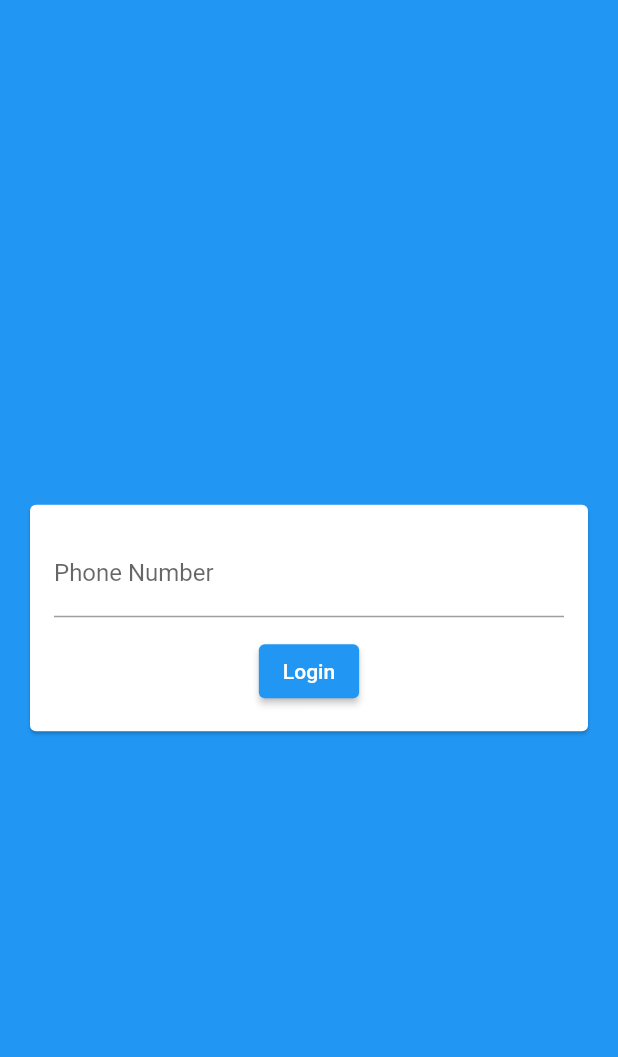
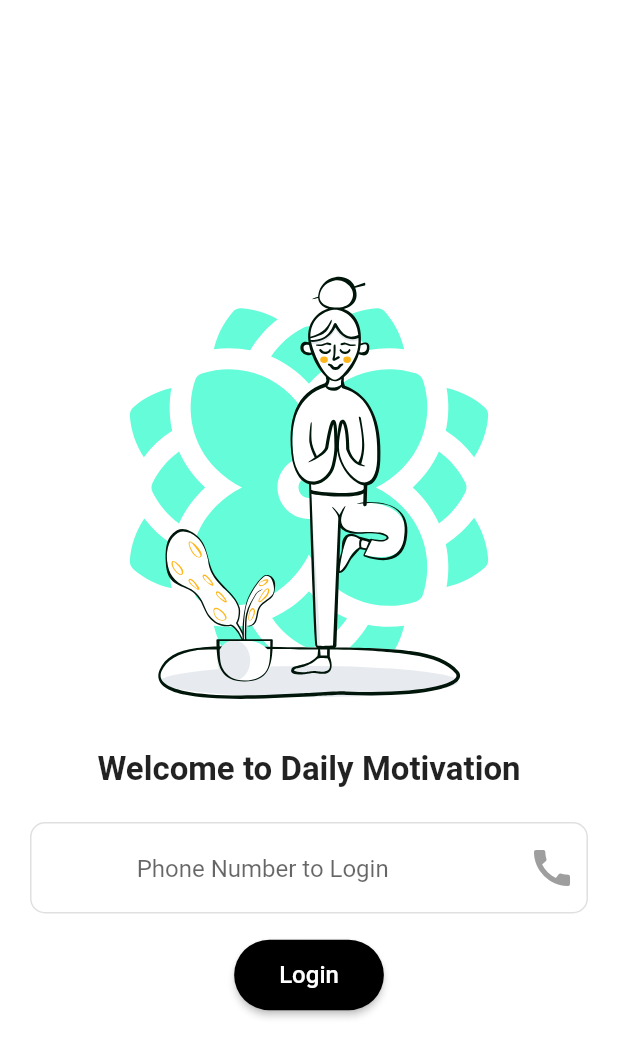
Before and after one commit to motivado-app/app, a Flutter app: the screen it shows after launch, after a tap on "Login", on a phone screen of 412 x 824 dp. Shown: the top 1057 px of the screen. Run offline on Flutter 3.47's test engine with Material 2 defaults, Android fonts, the phone set to English and light mode, and no system bars; our stand-ins replace firebase_auth, firebase_core, flutter_svg; accounts and stored records are empty.

Commit message:
Login UI Created

```diff
--- a/lib/main.dart
+++ b/lib/main.dart
@@ -2,7 +2,7 @@ import 'package:flutter/material.dart';
 import 'package:firebase_core/firebase_core.dart';
 
 import './screens/motivation_home_screen.dart';
-import './screens/auth_screen.dart';
+import './screens/login_screen.dart';
 
 void main() async {
   WidgetsFlutterBinding.ensureInitialized();
@@ -20,7 +20,7 @@ class MyApp extends StatelessWidget {
       theme: ThemeData(
         primarySwatch: Colors.blue,
       ),
-      home: AuthScreen(),
+      home: LoginScreen(),
       routes: {
         MotivationHomeScreen.routeName: (ctx) => MotivationHomeScreen(),
       },
--- a/lib/screens/auth_screen.dart
+++ /dev/null
@@ -1,70 +0,0 @@
-import 'package:flutter/material.dart';
-import 'package:firebase_auth/firebase_auth.dart';
-import './motivation_home_screen.dart';
-
-class AuthScreen extends StatefulWidget {
-  const AuthScreen({Key? key}) : super(key: key);
-
-  @override
-  _AuthScreenState createState() => _AuthScreenState();
-}
-
-class _AuthScreenState extends State<AuthScreen> {
-  final _phnum = TextEditingController();
-
-  final _auth = FirebaseAuth.instance;
-
-  @override
-  Widget build(BuildContext context) {
-    return Scaffold(
-      backgroundColor: Theme.of(context).primaryColor,
-      body: Center(
-        child: Card(
-          margin: const EdgeInsets.all(20),
-          child: SingleChildScrollView(
-            child: Padding(
-              padding: const EdgeInsets.all(16),
-              child: Form(
-                  child: Column(
-                mainAxisSize: MainAxisSize.min,
-                children: <Widget>[
-                  TextFormField(
-                    controller: _phnum,
-                    keyboardType: TextInputType.phone,
-                    decoration: const InputDecoration(
-                      labelText: 'Phone Number',
-                    ),
-                  ),
-                  const SizedBox(
-                    height: 12,
-                  ),
-                  ElevatedButton(
-                    onPressed: () async {
-                      await _auth.verifyPhoneNumber(
-                        phoneNumber: '+919073697597',
-                        verificationCompleted:
-                            (PhoneAuthCredential credential) async {
-                          await _auth.signInWithCredential(credential);
-                          Navigator.of(context)
-                              .pushNamed(MotivationHomeScreen.routeName);
-                        },
-                        verificationFailed: (FirebaseAuthException e) {
-                          if (e.code == 'invalid-phone-number') {
-                            print('The provided phone number is not valid.');
-                          }
-                        },
-                        codeSent: (String verificationId, int? resendToken) {},
-                        codeAutoRetrievalTimeout: (String verificationId) {},
-                      );
-                    },
-                    child: const Text('Login'),
-                  ),
-                ],
-              )),
-            ),
-          ),
-        ),
-      ),
-    );
-  }
-}
--- /dev/null
+++ b/lib/screens/login_screen.dart
@@ -0,0 +1,95 @@
+import 'package:flutter/material.dart';
+import 'package:firebase_auth/firebase_auth.dart';
+import './motivation_home_screen.dart';
+import 'package:flutter_svg/flutter_svg.dart';
+
+class LoginScreen extends StatelessWidget {
+  const LoginScreen({Key? key}) : super(key: key);
+
+  @override
+  Widget build(BuildContext context) {
+    return Scaffold(
+      //resizeToAvoidBottomInset: false,
+      backgroundColor: Colors.white,
+      body: Center(
+        child: SingleChildScrollView(
+          child: Column(
+            mainAxisAlignment: MainAxisAlignment.spaceEvenly,
+            children: <Widget>[
+              SvgPicture.asset(
+                'assets/images/welcome.svg',
+                fit: BoxFit.contain,
+                width: 350,
+              ),
+              Container(
+                padding: const EdgeInsets.fromLTRB(0, 0, 0, 20),
+                child: const Text(
+                  'Welcome to Daily Motivation',
+                  style: TextStyle(
+                    fontSize: 22,
+                    fontWeight: FontWeight.bold,
+                  ),
+                ),
+              ),
+              Container(
+                padding: const EdgeInsets.symmetric(
+                  horizontal: 20,
+                  vertical: 2,
+                ),
+                child: TextField(
+                  keyboardType: TextInputType.phone,
+                  decoration: InputDecoration(
+                    hintText: 'Phone Number to Login',
+                    enabledBorder: OutlineInputBorder(
+                        borderSide: const BorderSide(color: Colors.black12),
+                        borderRadius: BorderRadius.circular(10)),
+                    focusedBorder: OutlineInputBorder(
+                        borderSide: const BorderSide(color: Colors.black12),
+                        borderRadius: BorderRadius.circular(10)),
+                    prefix: const Padding(
+                      padding: EdgeInsets.symmetric(horizontal: 8),
+                      child: Text(
+                        '(+91)',
+                        style: TextStyle(
+                          fontSize: 18,
+                          fontWeight: FontWeight.bold,
+                        ),
+                      ),
+                    ),
+                    suffixIcon: const Icon(
+                      Icons.call,
+                      color: Colors.grey,
+                      size: 32,
+                    ),
+                  ),
+                ),
+              ),
+              const SizedBox(
+                height: 15,
+              ),
+              ElevatedButton(
+                onPressed: () {},
+                style: ButtonStyle(
+                  foregroundColor: MaterialStateProperty.all(Colors.white),
+                  backgroundColor: MaterialStateProperty.all(Colors.black),
+                  shape: MaterialStateProperty.all<RoundedRectangleBorder>(
+                    RoundedRectangleBorder(
+                      borderRadius: BorderRadius.circular(24.0),
+                    ),
+                  ),
+                ),
+                child: const Padding(
+                  padding: EdgeInsets.all(14.0),
+                  child: Text(
+                    'Login',
+                    style: TextStyle(fontSize: 16),
+                  ),
+                ),
+              )
+            ],
+          ),
+        ),
+      ),
+    );
+  }
+}
--- /dev/null
+++ b/lib/screens/otp_screen.dart
@@ -0,0 +1,10 @@
+import 'package:flutter/material.dart';
+
+class OtpScreen extends StatelessWidget {
+  const OtpScreen({Key? key}) : super(key: key);
+
+  @override
+  Widget build(BuildContext context) {
+    return Container();
+  }
+}
```
Also changed, not shown: pubspec.yaml (+4 -3 lines), assets/images/illustration-1.png (added), assets/images/illustration-2.png (added), assets/images/illustration-3.png (added), assets/images/welcome.svg (added), pubspec.lock.
